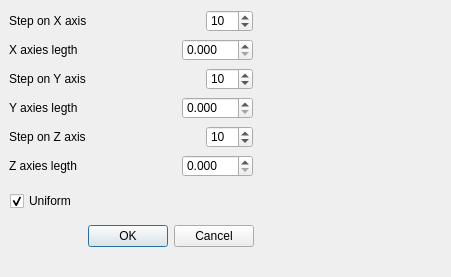
This is src/meshlabplugins/meshfilter/ui/decimatorDialog.ui in cnr-isti-vclab/meshlab as Qt 5 draws it before an edit. The edited form follows.
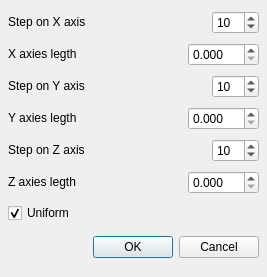
This is the edited form. Icons and pictures are not drawn.

Commit message: Added icon and title on dialog

What changed in the file:
```diff
--- a/src/meshlabplugins/meshfilter/ui/decimatorDialog.ui
+++ b/src/meshlabplugins/meshfilter/ui/decimatorDialog.ui
@@ -8,7 +8,7 @@
    <rect>
     <x>0</x>
     <y>0</y>
-    <width>451</width>
+    <width>267</width>
     <height>277</height>
    </rect>
   </property>
@@ -18,15 +18,14 @@
   <property name="windowIcon" >
    <iconset>..\images\eye128.png</iconset>
   </property>
-  <widget class="QWidget" name="" >
-   <property name="geometry" >
-    <rect>
-     <x>9</x>
-     <y>39</y>
-     <width>244</width>
-     <height>22</height>
-    </rect>
+  <layout class="QGridLayout" >
+   <property name="margin" >
+    <number>8</number>
    </property>
+   <property name="spacing" >
+    <number>6</number>
+   </property>
+   <item row="6" column="0" >
    <layout class="QHBoxLayout" >
     <property name="margin" >
      <number>0</number>
@@ -35,10 +34,13 @@
      <number>6</number>
     </property>
     <item>
-     <widget class="QLabel" name="label" >
+      <widget class="QCheckBox" name="Uniform" >
       <property name="text" >
-       <string>&lt;html>&lt;head>&lt;meta name=&quot;qrichtext&quot; content=&quot;1&quot; />&lt;/head>&lt;body style=&quot; white-space: pre-wrap; font-family:MS Shell Dlg; font-weight:400; font-style:normal; text-decoration:none;&quot;>&lt;p style=&quot; margin-top:0px; margin-bottom:0px; margin-left:0px; margin-right:0px; -qt-block-indent:0; text-indent:0px;&quot;>&lt;span style=&quot; color:#000000;&quot;>X axies legth&lt;/span>&lt;/p>&lt;/body>&lt;/html></string>
-      </property>
+        <string>Uniform</string>
+       </property>
+       <property name="checked" >
+        <bool>true</bool>
+       </property>
      </widget>
     </item>
     <item>
@@ -48,6 +50,85 @@
       </property>
       <property name="sizeHint" >
        <size>
+         <width>40</width>
+         <height>20</height>
+        </size>
+       </property>
+      </spacer>
+     </item>
+    </layout>
+   </item>
+   <item row="4" column="0" >
+    <layout class="QHBoxLayout" >
+     <property name="margin" >
+      <number>0</number>
+     </property>
+     <property name="spacing" >
+      <number>6</number>
+     </property>
+     <item>
+      <widget class="QLabel" name="stepLBL_2_2" >
+       <property name="text" >
+        <string>&lt;html>&lt;head>&lt;meta name=&quot;qrichtext&quot; content=&quot;1&quot; />&lt;/head>&lt;body style=&quot; white-space: pre-wrap; font-family:MS Shell Dlg; font-weight:400; font-style:normal; text-decoration:none;&quot;>&lt;p style=&quot; margin-top:0px; margin-bottom:0px; margin-left:0px; margin-right:0px; -qt-block-indent:0; text-indent:0px;&quot;>Step on Z axis&lt;/p>&lt;/body>&lt;/html></string>
+       </property>
+       <property name="buddy" >
+        <cstring>stepZSB</cstring>
+       </property>
+      </widget>
+     </item>
+     <item>
+      <spacer>
+       <property name="orientation" >
+        <enum>Qt::Horizontal</enum>
+       </property>
+       <property name="sizeHint" >
+        <size>
+         <width>124</width>
+         <height>20</height>
+        </size>
+       </property>
+      </spacer>
+     </item>
+     <item>
+      <widget class="QDoubleSpinBox" name="stepZSB" >
+       <property name="decimals" >
+        <number>0</number>
+       </property>
+       <property name="maximum" >
+        <double>100</double>
+       </property>
+       <property name="minimum" >
+        <double>2</double>
+       </property>
+       <property name="value" >
+        <double>10</double>
+       </property>
+      </widget>
+     </item>
+    </layout>
+   </item>
+   <item row="3" column="0" >
+    <layout class="QHBoxLayout" >
+     <property name="margin" >
+      <number>0</number>
+     </property>
+     <property name="spacing" >
+      <number>6</number>
+     </property>
+     <item>
+      <widget class="QLabel" name="label_2" >
+       <property name="text" >
+        <string>&lt;html>&lt;head>&lt;meta name=&quot;qrichtext&quot; content=&quot;1&quot; />&lt;/head>&lt;body style=&quot; white-space: pre-wrap; font-family:MS Shell Dlg; font-weight:400; font-style:normal; text-decoration:none;&quot;>&lt;p style=&quot; margin-top:0px; margin-bottom:0px; margin-left:0px; margin-right:0px; -qt-block-indent:0; text-indent:0px;&quot;>&lt;span style=&quot; color:#000000;&quot;>Y axies legth&lt;/span>&lt;/p>&lt;/body>&lt;/html></string>
+       </property>
+      </widget>
+     </item>
+     <item>
+      <spacer>
+       <property name="orientation" >
+        <enum>Qt::Horizontal</enum>
+       </property>
+       <property name="sizeHint" >
+        <size>
         <width>31</width>
         <height>20</height>
        </size>
@@ -55,7 +136,7 @@
      </spacer>
     </item>
     <item>
-     <widget class="QDoubleSpinBox" name="XedgeLength" >
+      <widget class="QDoubleSpinBox" name="YedgeLength" >
       <property name="decimals" >
        <number>3</number>
       </property>
@@ -68,16 +149,149 @@
      </widget>
     </item>
    </layout>
-  </widget>
-  <widget class="QWidget" name="" >
-   <property name="geometry" >
-    <rect>
-     <x>10</x>
-     <y>220</y>
-     <width>244</width>
-     <height>33</height>
-    </rect>
-   </property>
+   </item>
+   <item row="5" column="0" >
+    <layout class="QHBoxLayout" >
+     <property name="margin" >
+      <number>0</number>
+     </property>
+     <property name="spacing" >
+      <number>6</number>
+     </property>
+     <item>
+      <widget class="QLabel" name="label_2_2" >
+       <property name="text" >
+        <string>&lt;html>&lt;head>&lt;meta name=&quot;qrichtext&quot; content=&quot;1&quot; />&lt;/head>&lt;body style=&quot; white-space: pre-wrap; font-family:MS Shell Dlg; font-weight:400; font-style:normal; text-decoration:none;&quot;>&lt;p style=&quot; margin-top:0px; margin-bottom:0px; margin-left:0px; margin-right:0px; -qt-block-indent:0; text-indent:0px;&quot;>&lt;span style=&quot; color:#000000;&quot;>Z axies legth&lt;/span>&lt;/p>&lt;/body>&lt;/html></string>
+       </property>
+      </widget>
+     </item>
+     <item>
+      <spacer>
+       <property name="orientation" >
+        <enum>Qt::Horizontal</enum>
+       </property>
+       <property name="sizeHint" >
+        <size>
+         <width>31</width>
+         <height>20</height>
+        </size>
+       </property>
+      </spacer>
+     </item>
+     <item>
+      <widget class="QDoubleSpinBox" name="ZedgeLength" >
+       <property name="decimals" >
+        <number>3</number>
+       </property>
+       <property name="maximum" >
+        <double>100</double>
+       </property>
+       <property name="singleStep" >
+        <double>0.01</double>
+       </property>
+      </widget>
+     </item>
+    </layout>
+   </item>
+   <item row="2" column="0" >
+    <layout class="QHBoxLayout" >
+     <property name="margin" >
+      <number>0</number>
+     </property>
+     <property name="spacing" >
+      <number>6</number>
+     </property>
+     <item>
+      <widget class="QLabel" name="stepLBL_2" >
+       <property name="text" >
+        <string>&lt;html>&lt;head>&lt;meta name=&quot;qrichtext&quot; content=&quot;1&quot; />&lt;/head>&lt;body style=&quot; white-space: pre-wrap; font-family:MS Shell Dlg; font-weight:400; font-style:normal; text-decoration:none;&quot;>&lt;p style=&quot; margin-top:0px; margin-bottom:0px; margin-left:0px; margin-right:0px; -qt-block-indent:0; text-indent:0px;&quot;>Step on Y axis&lt;/p>&lt;/body>&lt;/html></string>
+       </property>
+       <property name="buddy" >
+        <cstring>stepZSB</cstring>
+       </property>
+      </widget>
+     </item>
+     <item>
+      <spacer>
+       <property name="orientation" >
+        <enum>Qt::Horizontal</enum>
+       </property>
+       <property name="sizeHint" >
+        <size>
+         <width>124</width>
+         <height>20</height>
+        </size>
+       </property>
+      </spacer>
+     </item>
+     <item>
+      <widget class="QDoubleSpinBox" name="stepYSB" >
+       <property name="decimals" >
+        <number>0</number>
+       </property>
+       <property name="maximum" >
+        <double>100</double>
+       </property>
+       <property name="minimum" >
+        <double>2</double>
+       </property>
+       <property name="value" >
+        <double>10</double>
+       </property>
+      </widget>
+     </item>
+    </layout>
+   </item>
+   <item row="0" column="0" >
+    <layout class="QHBoxLayout" >
+     <property name="margin" >
+      <number>0</number>
+     </property>
+     <property name="spacing" >
+      <number>6</number>
+     </property>
+     <item>
+      <widget class="QLabel" name="stepLBL" >
+       <property name="text" >
+        <string>&lt;html>&lt;head>&lt;meta name=&quot;qrichtext&quot; content=&quot;1&quot; />&lt;/head>&lt;body style=&quot; white-space: pre-wrap; font-family:MS Shell Dlg; font-weight:400; font-style:normal; text-decoration:none;&quot;>&lt;p style=&quot; margin-top:0px; margin-bottom:0px; margin-left:0px; margin-right:0px; -qt-block-indent:0; text-indent:0px;&quot;>Step on X axis&lt;/p>&lt;/body>&lt;/html></string>
+       </property>
+       <property name="buddy" >
+        <cstring>stepZSB</cstring>
+       </property>
+      </widget>
+     </item>
+     <item>
+      <spacer>
+       <property name="orientation" >
+        <enum>Qt::Horizontal</enum>
+       </property>
+       <property name="sizeHint" >
+        <size>
+         <width>124</width>
+         <height>20</height>
+        </size>
+       </property>
+      </spacer>
+     </item>
+     <item>
+      <widget class="QDoubleSpinBox" name="stepXSB" >
+       <property name="decimals" >
+        <number>0</number>
+       </property>
+       <property name="maximum" >
+        <double>100</double>
+       </property>
+       <property name="minimum" >
+        <double>2</double>
+       </property>
+       <property name="value" >
+        <double>10</double>
+       </property>
+      </widget>
+     </item>
+    </layout>
+   </item>
+   <item row="7" column="0" >
    <layout class="QHBoxLayout" >
     <property name="margin" >
      <number>0</number>
@@ -113,73 +327,8 @@
      </widget>
     </item>
    </layout>
-  </widget>
-  <widget class="QWidget" name="" >
-   <property name="geometry" >
-    <rect>
-     <x>9</x>
-     <y>10</y>
-     <width>244</width>
-     <height>22</height>
-    </rect>
-   </property>
-   <layout class="QHBoxLayout" >
-    <property name="margin" >
-     <number>0</number>
-    </property>
-    <property name="spacing" >
-     <number>6</number>
-    </property>
-    <item>
-     <widget class="QLabel" name="stepLBL" >
-      <property name="text" >
-       <string>&lt;html>&lt;head>&lt;meta name=&quot;qrichtext&quot; content=&quot;1&quot; />&lt;/head>&lt;body style=&quot; white-space: pre-wrap; font-family:MS Shell Dlg; font-weight:400; font-style:normal; text-decoration:none;&quot;>&lt;p style=&quot; margin-top:0px; margin-bottom:0px; margin-left:0px; margin-right:0px; -qt-block-indent:0; text-indent:0px;&quot;>Step on X axis&lt;/p>&lt;/body>&lt;/html></string>
-      </property>
-      <property name="buddy" >
-       <cstring>stepZSB</cstring>
-      </property>
-     </widget>
-    </item>
-    <item>
-     <spacer>
-      <property name="orientation" >
-       <enum>Qt::Horizontal</enum>
-      </property>
-      <property name="sizeHint" >
-       <size>
-        <width>124</width>
-        <height>20</height>
-       </size>
-      </property>
-     </spacer>
-    </item>
-    <item>
-     <widget class="QDoubleSpinBox" name="stepXSB" >
-      <property name="decimals" >
-       <number>0</number>
-      </property>
-      <property name="maximum" >
-       <double>100</double>
-      </property>
-      <property name="minimum" >
-       <double>2</double>
-      </property>
-      <property name="value" >
-       <double>10</double>
-      </property>
-     </widget>
-    </item>
-   </layout>
-  </widget>
-  <widget class="QWidget" name="" >
-   <property name="geometry" >
-    <rect>
-     <x>9</x>
-     <y>68</y>
-     <width>244</width>
-     <height>22</height>
-    </rect>
-   </property>
+   </item>
+   <item row="1" column="0" >
    <layout class="QHBoxLayout" >
     <property name="margin" >
      <number>0</number>
@@ -188,13 +337,10 @@
      <number>6</number>
     </property>
     <item>
-     <widget class="QLabel" name="stepLBL_2" >
+      <widget class="QLabel" name="label" >
       <property name="text" >
-       <string>&lt;html>&lt;head>&lt;meta name=&quot;qrichtext&quot; content=&quot;1&quot; />&lt;/head>&lt;body style=&quot; white-space: pre-wrap; font-family:MS Shell Dlg; font-weight:400; font-style:normal; text-decoration:none;&quot;>&lt;p style=&quot; margin-top:0px; margin-bottom:0px; margin-left:0px; margin-right:0px; -qt-block-indent:0; text-indent:0px;&quot;>Step on Y axis&lt;/p>&lt;/body>&lt;/html></string>
-      </property>
-      <property name="buddy" >
-       <cstring>stepZSB</cstring>
-      </property>
+        <string>&lt;html>&lt;head>&lt;meta name=&quot;qrichtext&quot; content=&quot;1&quot; />&lt;/head>&lt;body style=&quot; white-space: pre-wrap; font-family:MS Shell Dlg; font-weight:400; font-style:normal; text-decoration:none;&quot;>&lt;p style=&quot; margin-top:0px; margin-bottom:0px; margin-left:0px; margin-right:0px; -qt-block-indent:0; text-indent:0px;&quot;>&lt;span style=&quot; color:#000000;&quot;>X axies legth&lt;/span>&lt;/p>&lt;/body>&lt;/html></string>
+       </property>
      </widget>
     </item>
     <item>
@@ -204,60 +350,6 @@
       </property>
       <property name="sizeHint" >
        <size>
-        <width>124</width>
-        <height>20</height>
-       </size>
-      </property>
-     </spacer>
-    </item>
-    <item>
-     <widget class="QDoubleSpinBox" name="stepYSB" >
-      <property name="decimals" >
-       <number>0</number>
-      </property>
-      <property name="maximum" >
-       <double>100</double>
-      </property>
-      <property name="minimum" >
-       <double>2</double>
-      </property>
-      <property name="value" >
-       <double>10</double>
-      </property>
-     </widget>
-    </item>
-   </layout>
-  </widget>
-  <widget class="QWidget" name="" >
-   <property name="geometry" >
-    <rect>
-     <x>9</x>
-     <y>155</y>
-     <width>244</width>
-     <height>22</height>
-    </rect>
-   </property>
-   <layout class="QHBoxLayout" >
-    <property name="margin" >
-     <number>0</number>
-    </property>
-    <property name="spacing" >
-     <number>6</number>
-    </property>
-    <item>
-     <widget class="QLabel" name="label_2_2" >
-      <property name="text" >
-       <string>&lt;html>&lt;head>&lt;meta name=&quot;qrichtext&quot; content=&quot;1&quot; />&lt;/head>&lt;body style=&quot; white-space: pre-wrap; font-family:MS Shell Dlg; font-weight:400; font-style:normal; text-decoration:none;&quot;>&lt;p style=&quot; margin-top:0px; margin-bottom:0px; margin-left:0px; margin-right:0px; -qt-block-indent:0; text-indent:0px;&quot;>&lt;span style=&quot; color:#000000;&quot;>Z axies legth&lt;/span>&lt;/p>&lt;/body>&lt;/html></string>
-      </property>
-     </widget>
-    </item>
-    <item>
-     <spacer>
-      <property name="orientation" >
-       <enum>Qt::Horizontal</enum>
-      </property>
-      <property name="sizeHint" >
-       <size>
         <width>31</width>
         <height>20</height>
        </size>
@@ -265,7 +357,7 @@
      </spacer>
     </item>
     <item>
-     <widget class="QDoubleSpinBox" name="ZedgeLength" >
+      <widget class="QDoubleSpinBox" name="XedgeLength" >
       <property name="decimals" >
        <number>3</number>
       </property>
@@ -278,156 +370,8 @@
      </widget>
     </item>
    </layout>
-  </widget>
-  <widget class="QWidget" name="" >
-   <property name="geometry" >
-    <rect>
-     <x>9</x>
-     <y>97</y>
-     <width>244</width>
-     <height>22</height>
-    </rect>
-   </property>
-   <layout class="QHBoxLayout" >
-    <property name="margin" >
-     <number>0</number>
-    </property>
-    <property name="spacing" >
-     <number>6</number>
-    </property>
-    <item>
-     <widget class="QLabel" name="label_2" >
-      <property name="text" >
-       <string>&lt;html>&lt;head>&lt;meta name=&quot;qrichtext&quot; content=&quot;1&quot; />&lt;/head>&lt;body style=&quot; white-space: pre-wrap; font-family:MS Shell Dlg; font-weight:400; font-style:normal; text-decoration:none;&quot;>&lt;p style=&quot; margin-top:0px; margin-bottom:0px; margin-left:0px; margin-right:0px; -qt-block-indent:0; text-indent:0px;&quot;>&lt;span style=&quot; color:#000000;&quot;>Y axies legth&lt;/span>&lt;/p>&lt;/body>&lt;/html></string>
-      </property>
-     </widget>
-    </item>
-    <item>
-     <spacer>
-      <property name="orientation" >
-       <enum>Qt::Horizontal</enum>
-      </property>
-      <property name="sizeHint" >
-       <size>
-        <width>31</width>
-        <height>20</height>
-       </size>
-      </property>
-     </spacer>
-    </item>
-    <item>
-     <widget class="QDoubleSpinBox" name="YedgeLength" >
-      <property name="decimals" >
-       <number>3</number>
-      </property>
-      <property name="maximum" >
-       <double>100</double>
-      </property>
-      <property name="singleStep" >
-       <double>0.01</double>
-      </property>
-     </widget>
-    </item>
-   </layout>
-  </widget>
-  <widget class="QWidget" name="" >
-   <property name="geometry" >
-    <rect>
-     <x>9</x>
-     <y>126</y>
-     <width>244</width>
-     <height>22</height>
-    </rect>
-   </property>
-   <layout class="QHBoxLayout" >
-    <property name="margin" >
-     <number>0</number>
-    </property>
-    <property name="spacing" >
-     <number>6</number>
-    </property>
-    <item>
-     <widget class="QLabel" name="stepLBL_2_2" >
-      <property name="text" >
-       <string>&lt;html>&lt;head>&lt;meta name=&quot;qrichtext&quot; content=&quot;1&quot; />&lt;/head>&lt;body style=&quot; white-space: pre-wrap; font-family:MS Shell Dlg; font-weight:400; font-style:normal; text-decoration:none;&quot;>&lt;p style=&quot; margin-top:0px; margin-bottom:0px; margin-left:0px; margin-right:0px; -qt-block-indent:0; text-indent:0px;&quot;>Step on Z axis&lt;/p>&lt;/body>&lt;/html></string>
-      </property>
-      <property name="buddy" >
-       <cstring>stepZSB</cstring>
-      </property>
-     </widget>
-    </item>
-    <item>
-     <spacer>
-      <property name="orientation" >
-       <enum>Qt::Horizontal</enum>
-      </property>
-      <property name="sizeHint" >
-       <size>
-        <width>124</width>
-        <height>20</height>
-       </size>
-      </property>
-     </spacer>
-    </item>
-    <item>
-     <widget class="QDoubleSpinBox" name="stepZSB" >
-      <property name="decimals" >
-       <number>0</number>
-      </property>
-      <property name="maximum" >
-       <double>100</double>
-      </property>
-      <property name="minimum" >
-       <double>2</double>
-      </property>
-      <property name="value" >
-       <double>10</double>
-      </property>
-     </widget>
-    </item>
-   </layout>
-  </widget>
-  <widget class="QWidget" name="" >
-   <property name="geometry" >
-    <rect>
-     <x>10</x>
-     <y>190</y>
-     <width>241</width>
-     <height>22</height>
-    </rect>
-   </property>
-   <layout class="QHBoxLayout" >
-    <property name="margin" >
-     <number>0</number>
-    </property>
-    <property name="spacing" >
-     <number>6</number>
-    </property>
-    <item>
-     <widget class="QCheckBox" name="Uniform" >
-      <property name="text" >
-       <string>Uniform</string>
-      </property>
-      <property name="checked" >
-       <bool>true</bool>
-      </property>
-     </widget>
-    </item>
-    <item>
-     <spacer>
-      <property name="orientation" >
-       <enum>Qt::Horizontal</enum>
-      </property>
-      <property name="sizeHint" >
-       <size>
-        <width>40</width>
-        <height>20</height>
-       </size>
-      </property>
-     </spacer>
-    </item>
-   </layout>
-  </widget>
+   </item>
+  </layout>
  </widget>
  <pixmapfunction></pixmapfunction>
  <resources/>
```
Lines whose indentation alone changed are shown as unchanged. The commit also changes 3 other files.
